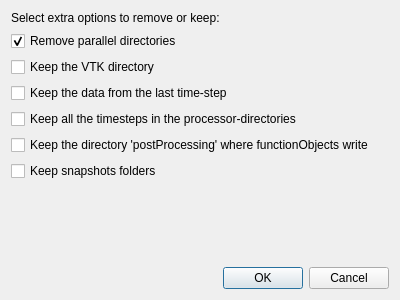
First picture: the form in petroSym/reset.ui, repository jmarcelogimenez/petroSym, before the edit.
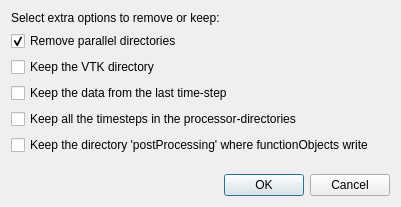
Second picture: the form after the edit.

Commit message: Deleting keep snapshots option

The edit to the form file:
```diff
--- a/petroSym/reset.ui
+++ b/petroSym/reset.ui
@@ -6,8 +6,8 @@
    <rect>
     <x>0</x>
     <y>0</y>
-    <width>400</width>
-    <height>300</height>
+    <width>401</width>
+    <height>207</height>
    </rect>
   </property>
   <property name="font">
@@ -64,13 +64,6 @@
      </property>
     </widget>
    </item>
-   <item>
-    <widget class="QCheckBox" name="cb6">
-     <property name="text">
-      <string>Keep snapshots folders</string>
-     </property>
-    </widget>
-   </item>
    <item>
     <spacer name="verticalSpacer">
      <property name="orientation">
```
The commit also changes 2 other files.
